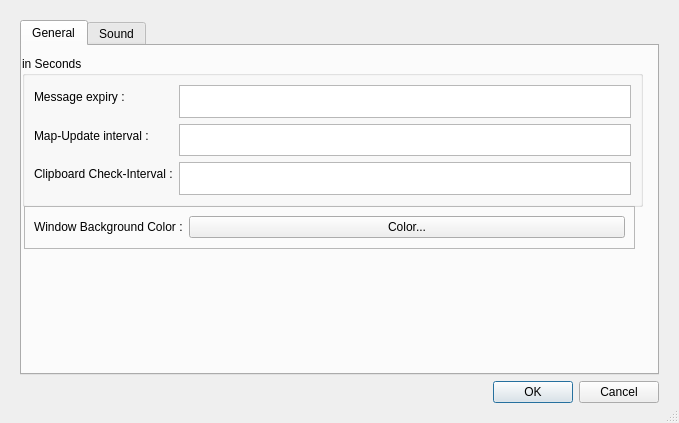
Old version of the form src/vi/ui/Settings.ui in the repository Subtalime/vintel.
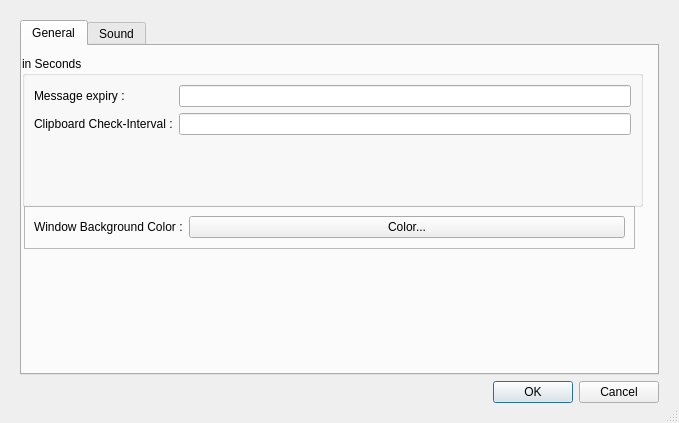
New version of the form.

```diff
--- a/src/vi/ui/Settings.ui
+++ b/src/vi/ui/Settings.ui
@@ -52,57 +52,17 @@
               </widget>
              </item>
              <item row="0" column="1">
-              <widget class="QTextEdit" name="txtMessageExpiry">
-               <property name="verticalScrollBarPolicy">
-                <enum>Qt::ScrollBarAsNeeded</enum>
-               </property>
-               <property name="horizontalScrollBarPolicy">
-                <enum>Qt::ScrollBarAsNeeded</enum>
-               </property>
-               <property name="sizeAdjustPolicy">
-                <enum>QAbstractScrollArea::AdjustToContents</enum>
-               </property>
-              </widget>
+              <widget class="QLineEdit" name="txtMessageExpiry"/>
              </item>
              <item row="1" column="0">
-              <widget class="QLabel" name="label_2">
-               <property name="text">
-                <string>Map-Update interval :</string>
-               </property>
-              </widget>
-             </item>
-             <item row="1" column="1">
-              <widget class="QTextEdit" name="txtMapExpiry">
-               <property name="verticalScrollBarPolicy">
-                <enum>Qt::ScrollBarAsNeeded</enum>
-               </property>
-               <property name="horizontalScrollBarPolicy">
-                <enum>Qt::ScrollBarAsNeeded</enum>
-               </property>
-               <property name="sizeAdjustPolicy">
-                <enum>QAbstractScrollArea::AdjustToContents</enum>
-               </property>
-              </widget>
-             </item>
-             <item row="2" column="0">
               <widget class="QLabel" name="label_3">
                <property name="text">
                 <string>Clipboard Check-Interval :</string>
                </property>
               </widget>
              </item>
-             <item row="2" column="1">
-              <widget class="QTextEdit" name="txtClipboardCheckInterval">
-               <property name="verticalScrollBarPolicy">
-                <enum>Qt::ScrollBarAsNeeded</enum>
-               </property>
-               <property name="horizontalScrollBarPolicy">
-                <enum>Qt::ScrollBarAsNeeded</enum>
-               </property>
-               <property name="sizeAdjustPolicy">
-                <enum>QAbstractScrollArea::AdjustToContents</enum>
-               </property>
-              </widget>
+             <item row="1" column="1">
+              <widget class="QLineEdit" name="txtClipboardInterval"/>
              </item>
             </layout>
            </item>
```
